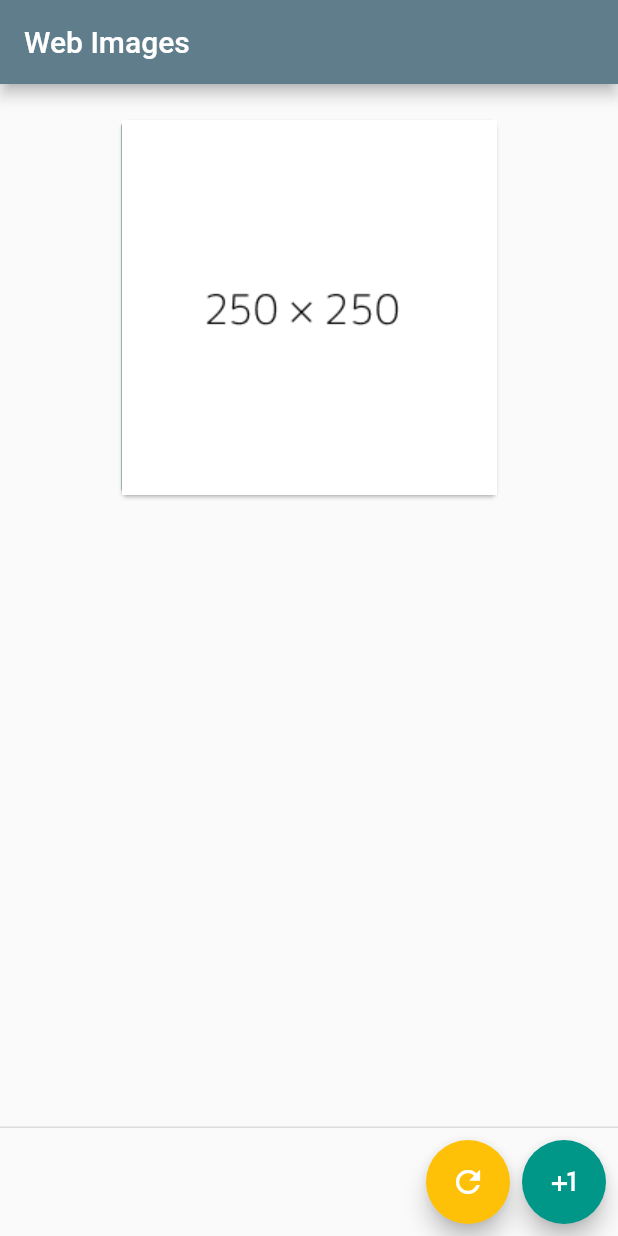
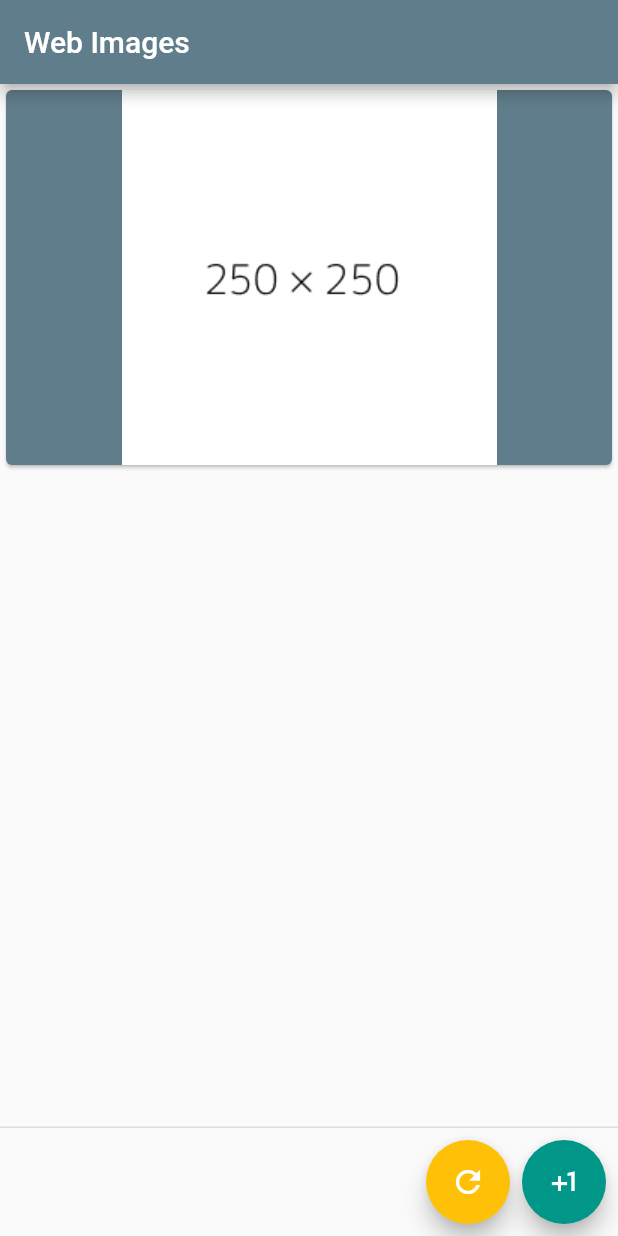
Before and after one commit to frague/flutter1, a Flutter app: the screen it shows after launch, after a tap on the "plus one" icon, on a phone screen of 412 x 824 dp. Run offline on Flutter 3.47's test engine with Material 2 defaults, Android fonts, the phone set to English and light mode, and no system bars; our stand-ins replace permission_handler, shared_preferences.

Commit message:
Makes cards fill the column horizontally

```diff
--- a/lib/ImageCardWidget.dart
+++ b/lib/ImageCardWidget.dart
@@ -1,6 +1,6 @@
-
 import 'dart:async';
 import 'dart:io';
+import 'dart:ui' as ui;
 
 import 'package:flutter/material.dart';
 import 'package:images_fetcher/preferences.dart';
@@ -13,49 +13,38 @@ const dummyImagePath = 'images/dummy.png';
 class ImageCardWidget extends StatefulWidget {
   final String preferencesKey;
   final StreamController refreshBus;
+  final String reorderingKey;
 
-  ImageCardWidget({Key key,  this.preferencesKey, this.refreshBus}): super(key: key);
-
+  ImageCardWidget(
+      {Key key, this.preferencesKey, this.refreshBus, this.reorderingKey})
+      : super(key: key);
 
   @override
-  State<StatefulWidget> createState() => ImageCardWidgetState(this.refreshBus);
+  State<StatefulWidget> createState() => ImageCardWidgetState();
 }
 
 class ImageCardWidgetState extends State<ImageCardWidget> {
   var image = Image.asset(dummyImagePath);
   var isLoading = false;
   var isEditing = false;
+  var renderAsBorder = false;
+  var height = 200;
   Preferences preferences;
-  final StreamController refreshStream;
 
-  ImageCardWidgetState(this.refreshStream) : super() {
-    this.refreshStream.stream.listen(this.fetchImage);
-  }
+  bool get isOutlined =>
+      widget.reorderingKey != null &&
+      widget.reorderingKey != widget.preferencesKey;
 
   @override
   Widget build(BuildContext context) {
+    return isEditing ? getEditingWidget() : getViewWidget();
+  }
+
+  Widget getEditingWidget() {
     final _formKey = GlobalKey<FormState>();
     return Form(
         key: _formKey,
-        child: FlatButton(
-            onPressed: () {
-              isEditing = !isEditing;
-            },
-            child: Padding(
-                padding: EdgeInsets.only(top: 20),
-                child: Column(
-                  crossAxisAlignment: CrossAxisAlignment.start,
-                  children: isEditing ? getEditingWidgets() : getViewWidgets(),
-                //                Text('Last update: ${preferences.lastUpdated}')
-                ),
-            )
-        )
-
-    );
-  }
-
-  List<Widget> getEditingWidgets() {
-    return <Widget>[
+        child: Column(children: [
           TextFormField(
             decoration: InputDecoration(
               labelText: 'Image URL',
@@ -80,42 +69,65 @@ class ImageCardWidgetState extends State<ImageCardWidget> {
           MaterialButton(
             child: Text('OK'),
             color: Colors.amber,
-        onPressed: () => setState(() {
-          isEditing = false;
-        })
+            onPressed: () => setState(() => isEditing = false),
           ),
-    ];
+        ]));
   }
 
-  List<Widget> getViewWidgets() {
-    return <Widget>[
-      Card(
+  Widget getViewWidget() {
+    return DecoratedBox(
+      decoration: BoxDecoration(
+        border: Border.all(
+          width: 4.0,
+          style: isOutlined ? BorderStyle.solid : BorderStyle.none,
+          color: Colors.blueGrey,
+        ),
+      ),
+      child: Card(
         borderOnForeground: true,
         child: InkWell(
-          child: Opacity(
-            opacity: isLoading ? 0.5 : 1,
+          child: AnimatedOpacity(
+            opacity: isOutlined ? 0 : (isLoading ? 0.5 : 1),
+            duration: Duration(seconds: 5),
+            child: Container(
+              constraints: BoxConstraints(
+                minWidth: double.infinity,
+                maxHeight: height.toDouble(),
+              ),
               child: image,
             ),
-          onTap: () => setState(() {
-            isEditing = true;
-          })
           ),
-        color: Colors.blueGrey,
+          onTap: () => setState(() => isEditing = true),
+        ),
+        color: isOutlined ? Colors.transparent : Colors.blueGrey,
+      ),
+    );
+  }
+
+  List<Widget> getBorderWidgets() {
+    return <Widget>[
+      Container(
+        decoration: BoxDecoration(
+          border: Border.all(
+            width: 1.0,
+            style: BorderStyle.solid,
+            color: Colors.red,
+          ),
+        ),
+        child: SizedBox(
+          height: 100.0,
+        ),
       )
     ];
   }
 
   @override
   void initState() {
-    setState(() {
-      isEditing = this.isEditing;
-    });
+    this.widget.refreshBus.stream.listen(this.fetchImage);
 
     preferences = Preferences(widget.preferencesKey);
     preferences.fetch().then((Preferences prefs) {
-      setState(() {
-        preferences = prefs;
-      });
+      setState(() => preferences = prefs);
     });
 
     var fs = FileSaver(widget.preferencesKey);
@@ -125,14 +137,11 @@ class ImageCardWidgetState extends State<ImageCardWidget> {
         if (file != null) {
           var now = DateTime.now();
           setState(() {
-            image = file.existsSync() ?
-              Image.file(
-                file,
-                key: Key('${now.millisecondsSinceEpoch}')
-              )
-            :
-              Image.asset(dummyImagePath);
+            image = file.existsSync()
+                ? Image.file(file, key: Key('${now.millisecondsSinceEpoch}'))
+                : Image.asset(dummyImagePath);
           });
+          updateImageHeight();
         }
       }).catchError((error) => print('Initialization error: $error'));
     });
@@ -151,22 +160,30 @@ class ImageCardWidgetState extends State<ImageCardWidget> {
     fs.fetch(preferences.url).then((File file) {
       imageCache.clear();
       setState(() {
-        image = file.existsSync() ?
-          Image.file(
-            file,
-            key: Key('${now.millisecondsSinceEpoch}')
-          )
-        :
-          Image.asset(dummyImagePath);
+        image = file.existsSync()
+            ? Image.file(file, key: Key('${now.millisecondsSinceEpoch}'))
+            : Image.asset(dummyImagePath);
         preferences.lastUpdated = now;
         isLoading = false;
       });
       preferences.save();
+      updateImageHeight();
     }).catchError((error) {
       print('Error fetching/saving an image: $error');
-      setState(() {
-        isLoading = false;
-      });
+      setState(() => isLoading = false);
     });
   }
+
+  void updateImageHeight() {
+    Completer<ui.Image> completer = new Completer<ui.Image>();
+    image.image.resolve(new ImageConfiguration()).addListener(
+      ImageStreamListener((ImageInfo info, bool _) {
+        setState(() {
+          height = info.image.height;
+        });
+        print('Height $height');
+        return completer.complete(info.image);
+      }),
+    );
   }
+}
--- a/lib/SettingsWidget.dart
+++ b/lib/SettingsWidget.dart
@@ -13,6 +13,8 @@ class SettingsWidget extends StatefulWidget {
 
 class SettingsWidgetState extends State<SettingsWidget> {
   var isLoading = false;
+  var reorderingKey;
+
   List<String> imagesIds = [];
   final StreamController refreshBus = StreamController.broadcast();
 
@@ -34,26 +36,32 @@ class SettingsWidgetState extends State<SettingsWidget> {
             child: Icon(Icons.plus_one),
           )
         ],
-        body: ListView(
-          children: List<ImageCardWidget>.from(
-            imagesIds
-              .where((key) => key.isNotEmpty)
-              .map((key) {
-                  print('Create widget $key');
-                  return ImageCardWidget(
-                      preferencesKey: key,
-                      refreshBus: refreshBus,
-                  );
-              })
-          ),
-        )
-    );
+        body: ReorderableListView(
+          onReorder: (int oldPosition, int newPosition) {
+            print('$oldPosition -> $newPosition, $imagesIds');
+          },
+          children: List<Widget>.from(
+              imagesIds.map((key) {
+//                return SizedBox(
+//                  key: ValueKey(key),
+//                  height: 50.0,
+//                  width: 100.0,
+//                  child: Text('dddd'),
+//                );
+            return ImageCardWidget(
+              key: ValueKey(key),
+              preferencesKey: key,
+              refreshBus: refreshBus,
+              reorderingKey: reorderingKey,
+            );
+          })),
+        ));
   }
 
   @override
   initState() {
+    getImagesIds();
     super.initState();
-    getImagesIds();
   }
 
   @override
@@ -63,10 +71,11 @@ class SettingsWidgetState extends State<SettingsWidget> {
   }
 
   Future<void> getImagesIds() async {
-    var ids = await Preferences.fetchIds();
+    var ids = (await Preferences.fetchIds()).where((key) => key.isNotEmpty).toList();
     setState(() {
       imagesIds = ids;
     });
+    print('$imagesIds !!');
   }
 
   void refreshImages() {
@@ -84,5 +93,4 @@ class SettingsWidgetState extends State<SettingsWidget> {
     Preferences.saveIds(imagesIds);
     print('Added $name');
   }
-
 }
--- a/lib/main.dart
+++ b/lib/main.dart
@@ -14,14 +14,12 @@ class WebImageApp extends StatefulWidget {
 class WebImageAppState extends State<WebImageApp> {
   @override
   Widget build(BuildContext context) {
-
     return MaterialApp(
         title: 'Widget App',
         theme: ThemeData(
           primarySwatch: Colors.blueGrey,
         ),
-        home: SettingsWidget()
-    );
+        home: SettingsWidget());
   }
 
   @override
--- a/lib/preferences.dart
+++ b/lib/preferences.dart
@@ -7,7 +7,8 @@ class Preferences {
   String url = '';
   int refreshMinutes = 60;
   DateTime lastUpdated = DateTime(0);
-  final imgUrl = 'http://rasterizer.herokuapp.com/?url=https%3A%2F%2Fwww.gismeteo.ru%2Fweather-saratov-5032%2Fweekly%2F&selector=div%5Bdata-widget-id%3D%22forecast%22%5D%3Ediv%3Ediv&brightness=0&contrast=100%25&grayscale=100%25&invert=100%25&css=*%3Anot%28.w_prec__icon%29+%7Bbackground%3A+transparent+%21important%7D%0D%0Adiv%3Anth-child%282%29+div+span+svg+%7Bwidth%3A+70px%3Bheight%3A70px%7D%0D%0Adiv%3Anth-child%284%29%3A%3Aafter%2C+div%3Anth-child%286%29%3A%3Aafter+%7Bborder%3Anone%7D%0D%0Adiv%3Anth-child%285%29+div+%7Bfont-style%3Anormal%7D%0D%0A';
+  final imgUrl =
+      'http://rasterizer.herokuapp.com/?url=https%3A%2F%2Fwww.gismeteo.ru%2Fweather-saratov-5032%2Fweekly%2F&selector=div%5Bdata-widget-id%3D%22forecast%22%5D%3Ediv%3Ediv&brightness=0&contrast=100%25&grayscale=100%25&invert=100%25&css=*%3Anot%28.w_prec__icon%29+%7Bbackground%3A+transparent+%21important%7D%0D%0Adiv%3Anth-child%282%29+div+span+svg+%7Bwidth%3A+70px%3Bheight%3A70px%7D%0D%0Adiv%3Anth-child%284%29%3A%3Aafter%2C+div%3Anth-child%286%29%3A%3Aafter+%7Bborder%3Anone%7D%0D%0Adiv%3Anth-child%285%29+div+%7Bfont-style%3Anormal%7D%0D%0A';
 
   Preferences(String prefix) {
     this.prefix = prefix;
@@ -31,7 +32,8 @@ class Preferences {
     this.url = prefs.getString('${prefix}_url') ?? imgUrl;
     this.refreshMinutes = prefs.getInt('${prefix}_refresh') ?? 60;
     try {
-      this.lastUpdated = DateTime.tryParse(prefs.getString('${prefix}_updated'));
+      this.lastUpdated =
+          DateTime.tryParse(prefs.getString('${prefix}_updated'));
     } catch (e) {
       this.lastUpdated = DateTime(2019, 11, 10);
     }
```
Also changed, not shown: lib/FileSaver.dart (+7 -5 lines), lib/utils.dart (line endings or trailing spaces). Lines whose indentation alone changed are shown as unchanged.
